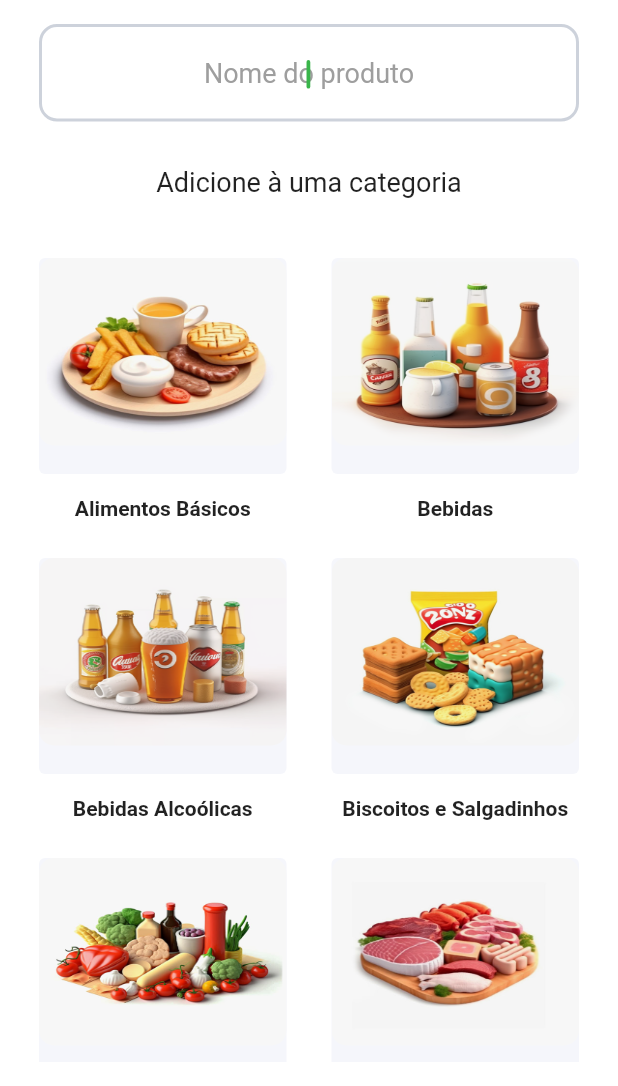
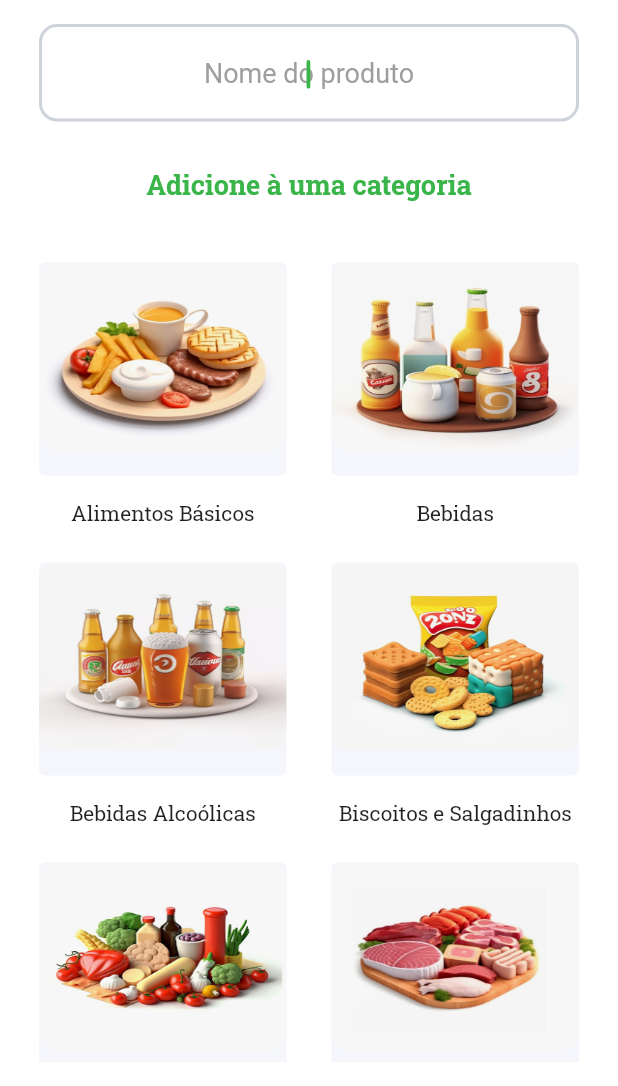
Before and after one commit to Emanuel-DSC/QuickGrid, a Flutter app: the AddItem screen opened directly, on a phone screen of 412 x 824 dp, the part 150-1236 px from its top. Run offline on Flutter 3.47's test engine with Material 2 defaults, Android fonts, the light colour scheme and no system bars; our stand-ins replace get_storage, google_fonts, shared_preferences, swipe_to; accounts and stored records are empty.

Commit message:
UI - Google Fonts

```diff
--- a/lib/pages/add_item_page.dart
+++ b/lib/pages/add_item_page.dart
@@ -1,5 +1,6 @@
 // ignore_for_file: prefer_typing_uninitialized_variables
 import 'package:flutter/material.dart';
+import 'package:google_fonts/google_fonts.dart';
 import 'package:lista_mercado/models/categories_model.dart';
 import 'package:lista_mercado/themes/models/theme_models.dart';
 import 'package:lista_mercado/widgets/my_app_bar_widget.dart';
@@ -42,10 +43,12 @@ class _AddItemState extends State<AddItem> {
                   ),
                 ),
                 SizedBox(height: kpadding30),
-                const Center(
+                Center(
                   child: Text('Adicione à uma categoria',
-                  style: TextStyle(
+                  style: GoogleFonts.robotoSlab(
                     fontSize: 18,
+                    fontWeight: FontWeight.bold,
+                    color: AppBarTheme.of(context).backgroundColor,
                   ),),
                 ),
                 SizedBox(height: kpadding30),
--- a/lib/widgets/categories_card_widget.dart
+++ b/lib/widgets/categories_card_widget.dart
@@ -1,6 +1,7 @@
 // ignore_for_file: must_be_immutable
 
 import 'package:flutter/material.dart';
+import 'package:google_fonts/google_fonts.dart';
 import 'package:lista_mercado/constants/padding.dart';
 
 
@@ -50,7 +51,7 @@ class CategoriesCard extends StatelessWidget {
           Text(
             text,
             textAlign: TextAlign.center,
-            style: const TextStyle(fontWeight: FontWeight.w700, fontSize: 14),
+            style: GoogleFonts.robotoSlab(fontWeight: FontWeight.normal, fontSize: 14),
           ),
         ],
       ),
```
